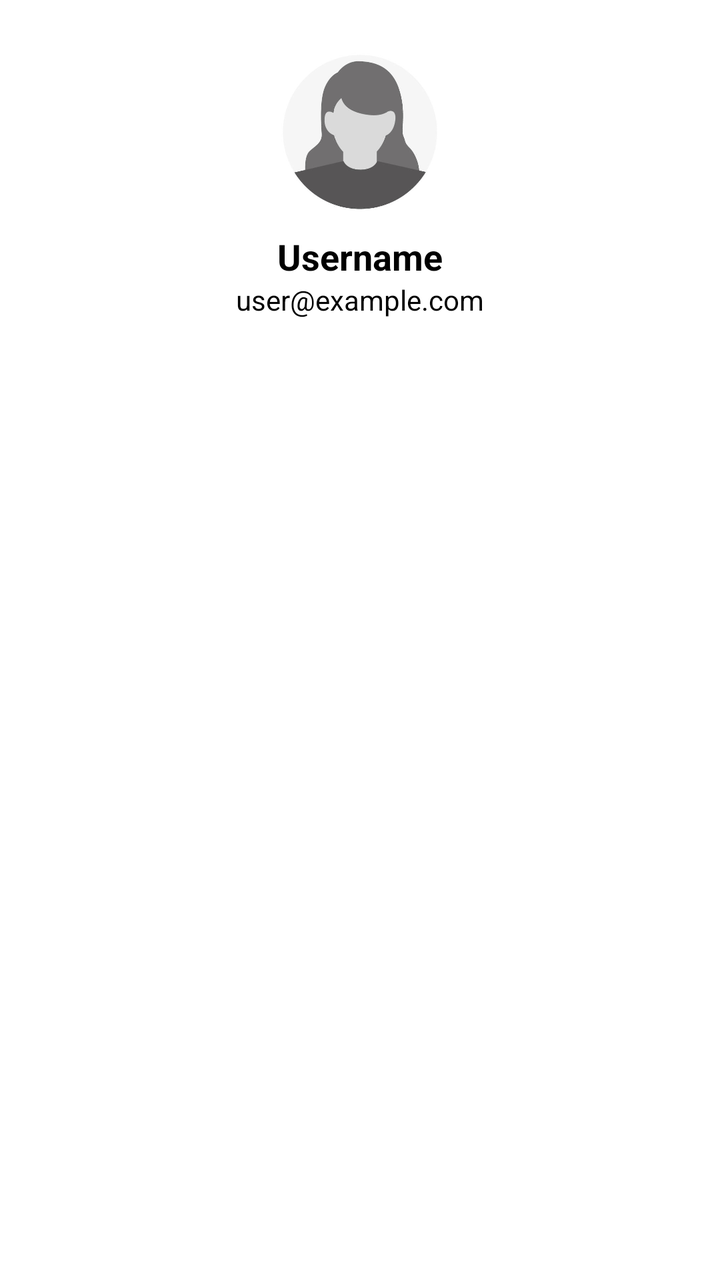
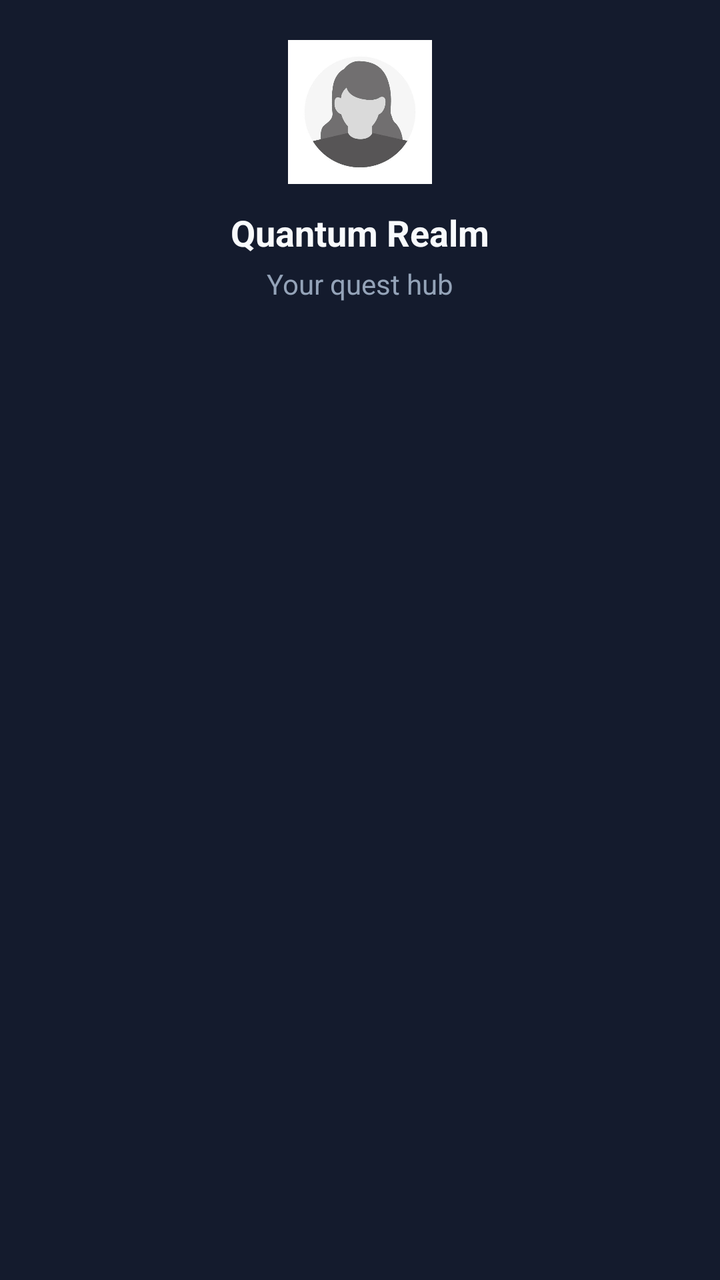

Before-and-after screenshots of an Android layout around one commit, followed by the original layout XML and the change that was made.
<!-- AndroidManifest.xml: application theme Theme.QuantumRealm -->
<!-- res/layout/nav_header.xml -->
<LinearLayout xmlns:android="http://schemas.android.com/apk/res/android"
    android:layout_width="match_parent"
    android:layout_height="wrap_content"
    android:orientation="vertical"
    android:background="@color/white"
    android:padding="16dp">

    <ImageView
        android:id="@+id/nav_header_image"
        android:layout_width="100dp"
        android:layout_height="100dp"
        android:src="@drawable/profile_picture"
        android:layout_gravity="center"/>

    <TextView
        android:id="@+id/nav_header_name"
        android:layout_width="wrap_content"
        android:layout_height="wrap_content"
        android:text="Username"
        android:textStyle="bold"
        android:textColor="@color/black"
        android:textSize="18sp"
        android:layout_gravity="center"/>

    <TextView
        android:id="@+id/nav_header_email"
        android:layout_width="wrap_content"
        android:layout_height="wrap_content"
        android:text="user@example.com"
        android:textColor="@color/black"
        android:textSize="14sp"
        android:layout_gravity="center"/>
</LinearLayout>
<!-- resources referenced by this layout -->
<resources>
  <color name="black">#FF000000</color>
  <color name="white">#FFFFFFFF</color>
  <!-- drawable profile_picture: jpg bitmap (drawable, 13172 bytes) -->
  <style name="Theme.QuantumRealm" parent="Theme.MaterialComponents.DayNight.DarkActionBar">
          <item name="colorPrimary">@color/game_primary</item>
          <item name="colorPrimaryVariant">@color/game_primary_dark</item>
          <item name="colorOnPrimary">@color/white</item>
          <item name="colorSecondary">@color/game_accent</item>
          <item name="colorSecondaryVariant">@color/teal_700</item>
          <item name="colorOnSecondary">@color/black</item>
          <item name="android:statusBarColor">@color/game_bg_dark</item>
          <item name="android:navigationBarColor">@color/game_bg_dark</item>
          <item name="android:windowBackground">@color/game_bg_dark</item>
          <item name="materialButtonStyle">@style/Widget.QuantumRealm.Button.Primary</item>
          <item name="actionBarTheme">@style/ThemeOverlay.QuantumRealm.ActionBar</item>
      </style>
  <color name="game_primary">#6366F1</color>
  <color name="game_primary_dark">#4F46E5</color>
  <color name="game_accent">#22D3EE</color>
  <color name="teal_700">#FF018786</color>
  <color name="game_bg_dark">#0B1020</color>
  <style name="Widget.QuantumRealm.Button.Primary" parent="Widget.MaterialComponents.Button">
          <item name="android:textColor">@color/white</item>
          <item name="android:textAllCaps">false</item>
          <item name="android:textStyle">bold</item>
          <item name="cornerRadius">@dimen/game_button_radius</item>
          <item name="backgroundTint">@color/game_primary</item>
          <item name="android:minHeight">52dp</item>
      </style>
  <style name="ThemeOverlay.QuantumRealm.ActionBar" parent="ThemeOverlay.MaterialComponents.Dark.ActionBar">
          <item name="android:textColorPrimary">@color/game_text_primary</item>
          <item name="colorControlNormal">@color/game_text_primary</item>
      </style>
  <dimen name="game_button_radius">14dp</dimen>
  <color name="game_text_primary">#F8FAFC</color>
</resources>

<!-- the commit's change to res/layout/nav_header.xml (unified diff, before → after) -->
@@ -1,33 +1,34 @@
 <LinearLayout xmlns:android="http://schemas.android.com/apk/res/android"
     android:layout_width="match_parent"
     android:layout_height="wrap_content"
+    android:background="@color/game_bg_mid"
+    android:gravity="center_horizontal"
     android:orientation="vertical"
-    android:background="@color/white"
-    android:padding="16dp">
+    android:padding="20dp">
 
     <ImageView
         android:id="@+id/nav_header_image"
-        android:layout_width="100dp"
-        android:layout_height="100dp"
-        android:src="@drawable/profile_picture"
-        android:layout_gravity="center"/>
+        android:layout_width="72dp"
+        android:layout_height="72dp"
+        android:contentDescription="@string/profile_title"
+        android:src="@drawable/profile_picture" />
 
     <TextView
         android:id="@+id/nav_header_name"
         android:layout_width="wrap_content"
         android:layout_height="wrap_content"
-        android:text="Username"
-        android:textStyle="bold"
-        android:textColor="@color/black"
-        android:textSize="18sp"
-        android:layout_gravity="center"/>
+        android:layout_marginTop="12dp"
+        android:text="@string/app_name"
+        android:textAppearance="@style/TextAppearance.QuantumRealm.Title"
+        android:textColor="@color/game_text_primary"
+        android:textSize="18sp" />
 
     <TextView
         android:id="@+id/nav_header_email"
         android:layout_width="wrap_content"
         android:layout_height="wrap_content"
-        android:text="user@example.com"
-        android:textColor="@color/black"
-        android:textSize="14sp"
-        android:layout_gravity="center"/>
+        android:layout_marginTop="4dp"
+        android:text="@string/nav_header_subtitle"
+        android:textColor="@color/game_text_secondary"
+        android:textSize="14sp" />
 </LinearLayout>
<!-- resource entries referenced after the edit -->
@@ -1,8 +1,16 @@
 <!-- resources referenced by this layout -->
 <resources>
+  <color name="game_bg_mid">#141B2D</color>
   <color name="black">#FF000000</color>
   <color name="white">#FFFFFFFF</color>
   <!-- drawable profile_picture: jpg bitmap (drawable, 13172 bytes) -->
+  <string name="app_name">Quantum Realm</string>
+  <string name="nav_header_subtitle">Your quest hub</string>
+  <string name="profile_title">My profile</string>
+  <style name="TextAppearance.QuantumRealm.Title" parent="TextAppearance.MaterialComponents.Headline5">
+          <item name="android:textColor">@color/game_text_primary</item>
+          <item name="android:textStyle">bold</item>
+      </style>
   <style name="Theme.QuantumRealm" parent="Theme.MaterialComponents.DayNight.DarkActionBar">
           <item name="colorPrimary">@color/game_primary</item>
           <item name="colorPrimaryVariant">@color/game_primary_dark</item>
@@ -35,5 +43,6 @@
       </style>
   <dimen name="game_button_radius">14dp</dimen>
   <color name="game_text_primary">#F8FAFC</color>
+  <color name="game_text_secondary">#94A3B8</color>
 </resources>
 
